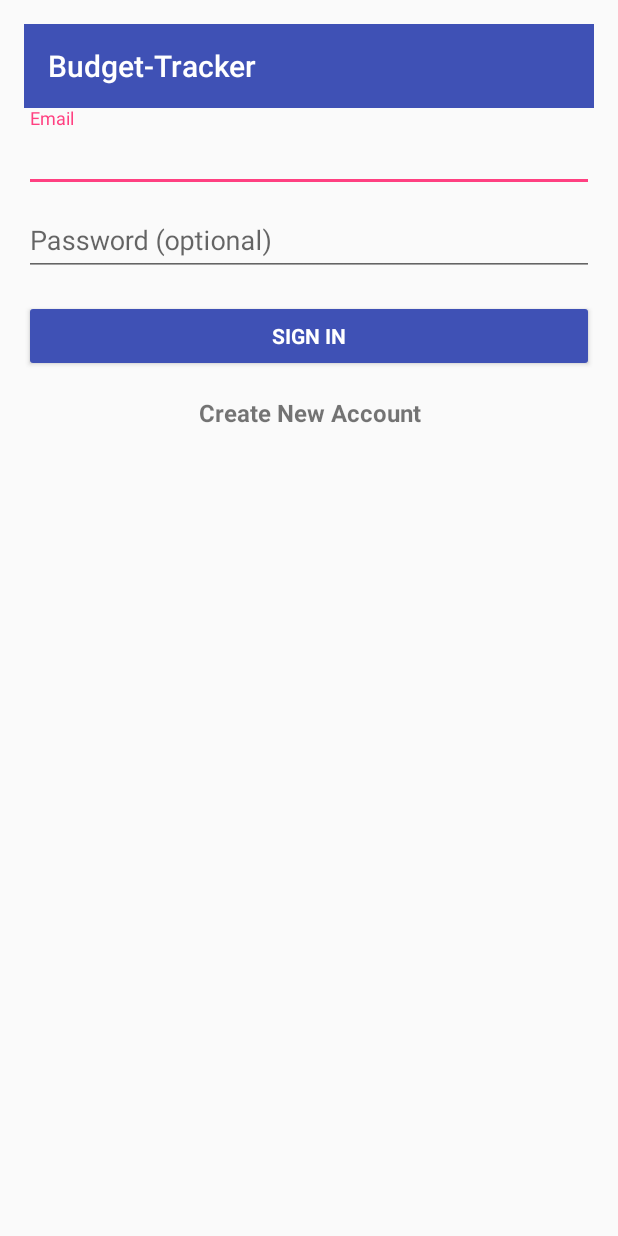
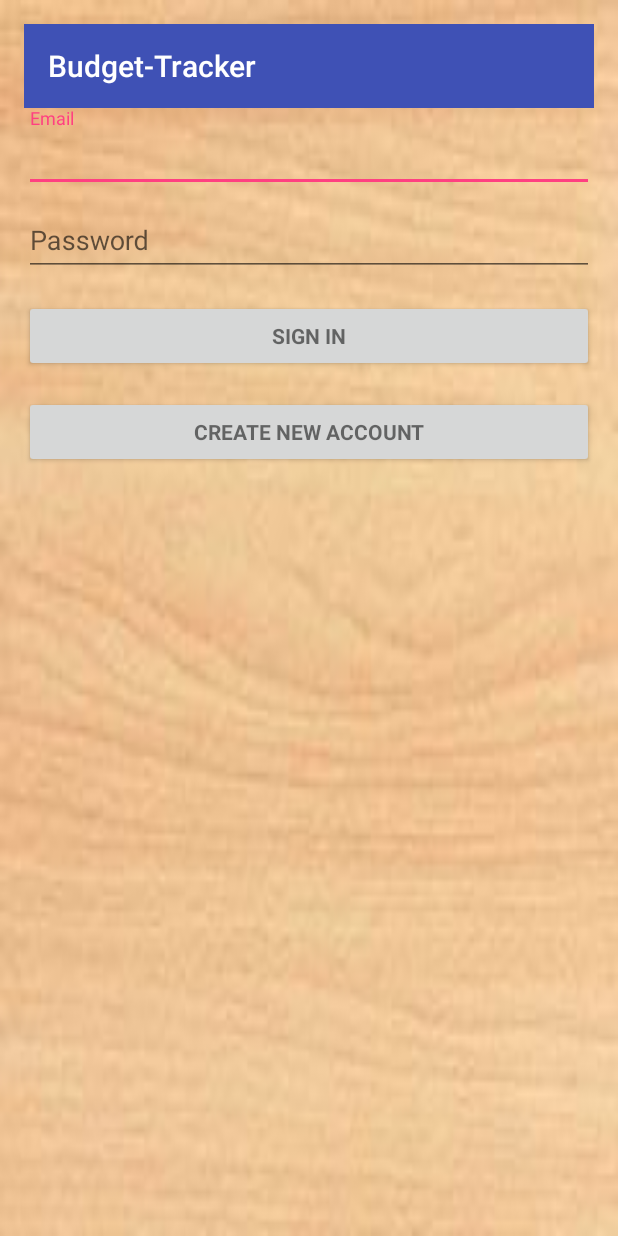
Before and after one commit to chshsmit/Budget-Tracker, an Android app: the screen it shows after launch (LoginActivity), on a phone screen of 412 x 824 dp. Run offline under Robolectric (Android 15) with nearby library versions, the phone set to English and light mode, and no system bars; our stand-ins replace Firebase (no records; nobody signed in at launch, a user with empty details on screens opened directly).

Commit message:
Revert "Merge remote-tracking branch 'origin/add_colors' into sprint_four"
This reverts commit 111ff745ddd6e0a0772077aee349134f86820927, reversing
changes made to ec1fbce66906e146f7da14f8856d050bcf087685.

```diff
--- a/app/src/main/java/christophershae/budgettracker/LoginActivity.java
+++ b/app/src/main/java/christophershae/budgettracker/LoginActivity.java
@@ -69,8 +69,6 @@ public class LoginActivity extends AppCompatActivity {
 
     private Button buttonSignIn;
 
-
-
     private static final String[] DUMMY_CREDENTIALS = new String[]{
             "foo@example.com:hello", "bar@example.com:world"
     };
@@ -96,9 +94,10 @@ public class LoginActivity extends AppCompatActivity {
         firebaseAuth = FirebaseAuth.getInstance();
         editTextEmail = (EditText) findViewById(R.id.email);
         editTextPassword = (EditText) findViewById(R.id.password);
+        buttonSignup = (Button) findViewById(R.id.signUp);
 
-        TextView signupLink = (TextView) findViewById(R.id.signUp);;
-        signupLink.setOnClickListener(new View.OnClickListener() {
+
+        buttonSignup.setOnClickListener(new View.OnClickListener() {
             @Override
             public void onClick(View view) {
                 registerUser();
--- a/app/src/main/res/layout/activity_login.xml
+++ b/app/src/main/res/layout/activity_login.xml
@@ -5,6 +5,7 @@
     xmlns:app="http://schemas.android.com/apk/res-auto"
     android:gravity="center_horizontal"
     android:orientation="vertical"
+    android:background="@drawable/light_wood_desk"
     android:paddingBottom="@dimen/activity_vertical_margin"
     android:paddingLeft="@dimen/activity_horizontal_margin"
     android:paddingRight="@dimen/activity_horizontal_margin"
@@ -37,7 +38,6 @@
                 android:id="@+id/email"
                 android:layout_width="match_parent"
                 android:layout_height="wrap_content"
-                android:completionHint="@string/prompt_email"
                 android:hint="@string/prompt_email"
                 android:inputType="textEmailAddress"
                 android:maxLines="1"
@@ -53,7 +53,7 @@
                 android:id="@+id/password"
                 android:layout_width="match_parent"
                 android:layout_height="wrap_content"
-                android:hint="@string/prompt_password"
+                android:hint="Password"
                 android:imeActionLabel="@string/action_sign_in_short"
                 android:imeOptions="actionUnspecified"
                 android:inputType="textPassword"
@@ -62,27 +62,23 @@
 
         </android.support.design.widget.TextInputLayout>
 
-        <android.support.v7.widget.AppCompatButton
+        <Button
             android:id="@+id/signIn"
-            android:backgroundTint="@color/colorPrimary"
-            android:textColor="#FFFFFF"
             style="?android:textAppearanceSmall"
             android:layout_width="match_parent"
             android:layout_height="wrap_content"
             android:layout_marginTop="16dp"
             android:onClick="Simple_Nav"
-            android:text="@string/action_sign_in_short"
+            android:text="Sign In"
             android:textStyle="bold" />
 
-        <TextView
+        <Button
             android:id="@+id/signUp"
             style="?android:textAppearanceSmall"
-            android:layout_width="fill_parent"
+            android:layout_width="match_parent"
             android:layout_height="wrap_content"
             android:layout_marginTop="16dp"
-            android:text="@string/new_account"
-            android:gravity="center"
-            android:textSize="16sp"
+            android:text="Create New Account"
             android:textStyle="bold" />
 
     </LinearLayout>
--- a/app/src/main/res/values/strings.xml
+++ b/app/src/main/res/values/strings.xml
@@ -18,7 +18,6 @@
 
     <string name="zero_dollars">0.00</string>
 
-    <!-- Strings related to bottom navigation activity-->
     <string name="plus_sign">+</string>
     <string name="settings">Settings</string>
     <string name="picture">Scan</string>
@@ -38,7 +37,6 @@
     <string name="prompt_password">Password (optional)</string>
     <string name="action_sign_in">Sign in or register</string>
     <string name="action_sign_in_short">Sign in</string>
-    <string name="new_account">Create New Account</string>
     <string name="error_invalid_email">This email address is invalid</string>
     <string name="error_invalid_password">This password is too short</string>
     <string name="error_incorrect_password">This password is incorrect</string>
```
Also changed, not shown: app/src/main/java/christophershae/budgettracker/MainBudgetScreen.java (+3 -21 lines).
